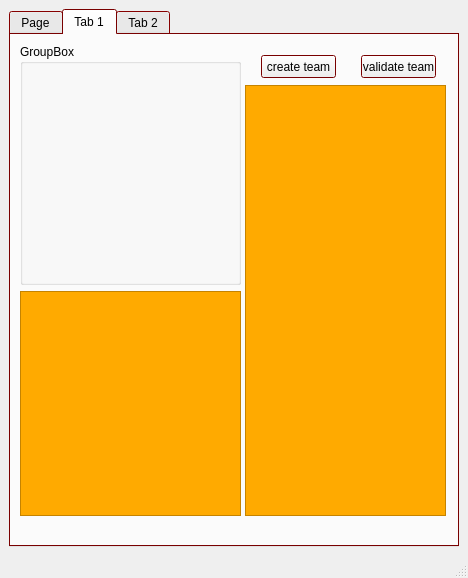
Old version of the form pokedex.ui in the repository RemiGuillard/poketroll.
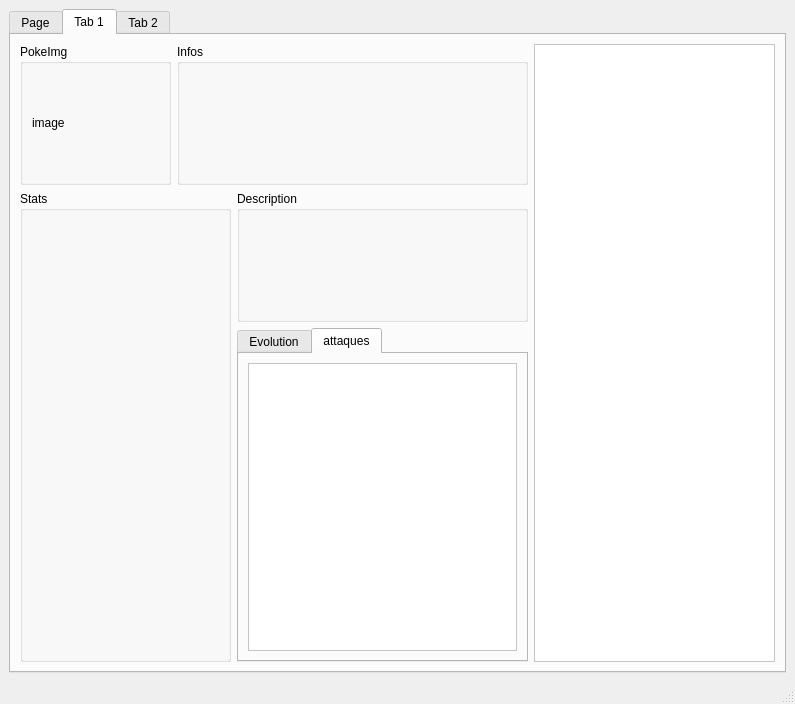
New version of the form.

Commit message: recuperation info pokemon : type + exp

Patch:
```diff
--- a/pokedex.ui
+++ b/pokedex.ui
@@ -6,22 +6,22 @@
    <rect>
     <x>0</x>
     <y>0</y>
-    <width>468</width>
-    <height>578</height>
+    <width>795</width>
+    <height>704</height>
    </rect>
   </property>
-  <property name="maximumSize">
+  <property name="minimumSize">
    <size>
-    <width>468</width>
-    <height>578</height>
+    <width>795</width>
+    <height>704</height>
    </size>
   </property>
   <property name="windowTitle">
    <string>MainWindow</string>
   </property>
   <widget class="QWidget" name="centralwidget">
-   <layout class="QHBoxLayout" name="horizontalLayout">
-    <item>
+   <layout class="QGridLayout" name="gridLayout_3">
+    <item row="0" column="0">
      <widget class="QTabWidget" name="tabWidget">
       <property name="minimumSize">
        <size>
@@ -44,9 +44,9 @@
          <colorrole role="Window">
           <brush brushstyle="SolidPattern">
            <color alpha="255">
-            <red>170</red>
-            <green>0</green>
-            <blue>0</blue>
+            <red>255</red>
+            <green>255</green>
+            <blue>255</blue>
            </color>
           </brush>
          </colorrole>
@@ -64,9 +64,9 @@
          <colorrole role="Window">
           <brush brushstyle="SolidPattern">
            <color alpha="255">
-            <red>170</red>
-            <green>0</green>
-            <blue>0</blue>
+            <red>255</red>
+            <green>255</green>
+            <blue>255</blue>
            </color>
           </brush>
          </colorrole>
@@ -75,18 +75,18 @@
          <colorrole role="Base">
           <brush brushstyle="SolidPattern">
            <color alpha="255">
-            <red>170</red>
-            <green>0</green>
-            <blue>0</blue>
+            <red>255</red>
+            <green>255</green>
+            <blue>255</blue>
            </color>
           </brush>
          </colorrole>
          <colorrole role="Window">
           <brush brushstyle="SolidPattern">
            <color alpha="255">
-            <red>170</red>
-            <green>0</green>
-            <blue>0</blue>
+            <red>255</red>
+            <green>255</green>
+            <blue>255</blue>
            </color>
           </brush>
          </colorrole>
@@ -100,274 +100,130 @@
        <attribute name="title">
         <string>Page</string>
        </attribute>
+       <widget class="QPushButton" name="pushButton">
+        <property name="geometry">
+         <rect>
+          <x>290</x>
+          <y>350</y>
+          <width>161</width>
+          <height>51</height>
+         </rect>
+        </property>
+        <property name="text">
+         <string>PushButton</string>
+        </property>
+       </widget>
       </widget>
       <widget class="QWidget" name="tab">
        <attribute name="title">
         <string>Tab 1</string>
        </attribute>
-       <widget class="QTextBrowser" name="textBrowser">
-        <property name="enabled">
-         <bool>false</bool>
-        </property>
-        <property name="geometry">
-         <rect>
-          <x>234</x>
-          <y>50</y>
-          <width>201</width>
-          <height>431</height>
-         </rect>
-        </property>
-        <property name="palette">
-         <palette>
-          <active>
-           <colorrole role="Base">
-            <brush brushstyle="SolidPattern">
-             <color alpha="255">
-              <red>255</red>
-              <green>255</green>
-              <blue>255</blue>
-             </color>
-            </brush>
-           </colorrole>
-           <colorrole role="Window">
-            <brush brushstyle="SolidPattern">
-             <color alpha="255">
-              <red>255</red>
-              <green>170</green>
-              <blue>0</blue>
-             </color>
-            </brush>
-           </colorrole>
-          </active>
-          <inactive>
-           <colorrole role="Base">
-            <brush brushstyle="SolidPattern">
-             <color alpha="255">
-              <red>255</red>
-              <green>255</green>
-              <blue>255</blue>
-             </color>
-            </brush>
-           </colorrole>
-           <colorrole role="Window">
-            <brush brushstyle="SolidPattern">
-             <color alpha="255">
-              <red>255</red>
-              <green>170</green>
-              <blue>0</blue>
-             </color>
-            </brush>
-           </colorrole>
-          </inactive>
-          <disabled>
-           <colorrole role="Base">
-            <brush brushstyle="SolidPattern">
-             <color alpha="255">
-              <red>255</red>
-              <green>170</green>
-              <blue>0</blue>
-             </color>
-            </brush>
-           </colorrole>
-           <colorrole role="Window">
-            <brush brushstyle="SolidPattern">
-             <color alpha="255">
-              <red>255</red>
-              <green>170</green>
-              <blue>0</blue>
-             </color>
-            </brush>
-           </colorrole>
-          </disabled>
-         </palette>
-        </property>
-       </widget>
-       <widget class="QTextBrowser" name="textBrowser_2">
-        <property name="enabled">
-         <bool>false</bool>
-        </property>
-        <property name="geometry">
-         <rect>
-          <x>9</x>
-          <y>256</y>
-          <width>221</width>
-          <height>225</height>
-         </rect>
-        </property>
-        <property name="palette">
-         <palette>
-          <active>
-           <colorrole role="Base">
-            <brush brushstyle="SolidPattern">
-             <color alpha="255">
-              <red>255</red>
-              <green>255</green>
-              <blue>255</blue>
-             </color>
-            </brush>
-           </colorrole>
-           <colorrole role="Window">
-            <brush brushstyle="SolidPattern">
-             <color alpha="255">
-              <red>255</red>
-              <green>170</green>
-              <blue>0</blue>
-             </color>
-            </brush>
-           </colorrole>
-          </active>
-          <inactive>
-           <colorrole role="Base">
-            <brush brushstyle="SolidPattern">
-             <color alpha="255">
-              <red>255</red>
-              <green>255</green>
-              <blue>255</blue>
-             </color>
-            </brush>
-           </colorrole>
-           <colorrole role="Window">
-            <brush brushstyle="SolidPattern">
-             <color alpha="255">
-              <red>255</red>
-              <green>170</green>
-              <blue>0</blue>
-             </color>
-            </brush>
-           </colorrole>
-          </inactive>
-          <disabled>
-           <colorrole role="Base">
-            <brush brushstyle="SolidPattern">
-             <color alpha="255">
-              <red>255</red>
-              <green>170</green>
-              <blue>0</blue>
-             </color>
-            </brush>
-           </colorrole>
-           <colorrole role="Window">
-            <brush brushstyle="SolidPattern">
-             <color alpha="255">
-              <red>255</red>
-              <green>170</green>
-              <blue>0</blue>
-             </color>
-            </brush>
-           </colorrole>
-          </disabled>
-         </palette>
-        </property>
-       </widget>
-       <widget class="QGroupBox" name="groupBox">
-        <property name="geometry">
-         <rect>
-          <x>9</x>
-          <y>9</y>
-          <width>221</width>
-          <height>241</height>
-         </rect>
-        </property>
-        <property name="minimumSize">
-         <size>
-          <width>221</width>
-          <height>241</height>
-         </size>
-        </property>
-        <property name="palette">
-         <palette>
-          <active>
-           <colorrole role="Base">
-            <brush brushstyle="SolidPattern">
-             <color alpha="255">
-              <red>255</red>
-              <green>255</green>
-              <blue>255</blue>
-             </color>
-            </brush>
-           </colorrole>
-           <colorrole role="Window">
-            <brush brushstyle="SolidPattern">
-             <color alpha="255">
-              <red>85</red>
-              <green>170</green>
-              <blue>0</blue>
-             </color>
-            </brush>
-           </colorrole>
-          </active>
-          <inactive>
-           <colorrole role="Base">
-            <brush brushstyle="SolidPattern">
-             <color alpha="255">
-              <red>255</red>
-              <green>255</green>
-              <blue>255</blue>
-             </color>
-            </brush>
-           </colorrole>
-           <colorrole role="Window">
-            <brush brushstyle="SolidPattern">
-             <color alpha="255">
-              <red>85</red>
-              <green>170</green>
-              <blue>0</blue>
-             </color>
-            </brush>
-           </colorrole>
-          </inactive>
-          <disabled>
-           <colorrole role="Base">
-            <brush brushstyle="SolidPattern">
-             <color alpha="255">
-              <red>85</red>
-              <green>170</green>
-              <blue>0</blue>
-             </color>
-            </brush>
-           </colorrole>
-           <colorrole role="Window">
-            <brush brushstyle="SolidPattern">
-             <color alpha="255">
-              <red>85</red>
-              <green>170</green>
-              <blue>0</blue>
-             </color>
-            </brush>
-           </colorrole>
-          </disabled>
-         </palette>
-        </property>
-        <property name="title">
-         <string>GroupBox</string>
-        </property>
-       </widget>
-       <widget class="QPushButton" name="pushButton">
-        <property name="geometry">
-         <rect>
-          <x>250</x>
-          <y>20</y>
-          <width>75</width>
-          <height>23</height>
-         </rect>
-        </property>
-        <property name="text">
-         <string>create team</string>
-        </property>
-       </widget>
-       <widget class="QPushButton" name="pushButton_2">
-        <property name="geometry">
-         <rect>
-          <x>350</x>
-          <y>20</y>
-          <width>75</width>
-          <height>23</height>
-         </rect>
-        </property>
-        <property name="text">
-         <string>validate team</string>
-        </property>
-       </widget>
+       <layout class="QGridLayout" name="gridLayout">
+        <item row="0" column="0">
+         <widget class="QGroupBox" name="pokeImg">
+          <property name="minimumSize">
+           <size>
+            <width>151</width>
+            <height>141</height>
+           </size>
+          </property>
+          <property name="title">
+           <string>PokeImg</string>
+          </property>
+          <layout class="QHBoxLayout" name="horizontalLayout">
+           <item>
+            <widget class="QLabel" name="label">
+             <property name="text">
+              <string>image</string>
+             </property>
+            </widget>
+           </item>
+          </layout>
+         </widget>
+        </item>
+        <item row="0" column="1" colspan="2">
+         <widget class="QGroupBox" name="pokeIdNom">
+          <property name="minimumSize">
+           <size>
+            <width>351</width>
+            <height>141</height>
+           </size>
+          </property>
+          <property name="title">
+           <string>Infos</string>
+          </property>
+         </widget>
+        </item>
+        <item row="0" column="3" rowspan="3">
+         <widget class="QListWidget" name="pokeList">
+          <property name="minimumSize">
+           <size>
+            <width>241</width>
+            <height>571</height>
+           </size>
+          </property>
+         </widget>
+        </item>
+        <item row="1" column="0" rowspan="2" colspan="2">
+         <widget class="QGroupBox" name="pokeStats">
+          <property name="minimumSize">
+           <size>
+            <width>211</width>
+            <height>411</height>
+           </size>
+          </property>
+          <property name="title">
+           <string>Stats</string>
+          </property>
+         </widget>
+        </item>
+        <item row="1" column="2">
+         <widget class="QGroupBox" name="pokeDescription">
+          <property name="minimumSize">
+           <size>
+            <width>281</width>
+            <height>131</height>
+           </size>
+          </property>
+          <property name="title">
+           <string>Description</string>
+          </property>
+         </widget>
+        </item>
+        <item row="2" column="2">
+         <widget class="QTabWidget" name="pokeEvoAttack">
+          <property name="minimumSize">
+           <size>
+            <width>281</width>
+            <height>261</height>
+           </size>
+          </property>
+          <property name="currentIndex">
+           <number>1</number>
+          </property>
+          <widget class="QWidget" name="pokeEvo">
+           <attribute name="title">
+            <string>Evolution</string>
+           </attribute>
+           <layout class="QHBoxLayout" name="horizontalLayout_2">
+            <item>
+             <widget class="QListWidget" name="listEvo"/>
+            </item>
+           </layout>
+          </widget>
+          <widget class="QWidget" name="pokeAttack">
+           <attribute name="title">
+            <string>attaques</string>
+           </attribute>
+           <layout class="QHBoxLayout" name="horizontalLayout_3">
+            <item>
+             <widget class="QListWidget" name="listAttack"/>
+            </item>
+           </layout>
+          </widget>
+         </widget>
+        </item>
+       </layout>
       </widget>
       <widget class="QWidget" name="tab_2">
        <attribute name="title">
```
Left out of the diff: 2 changed lines with no effect on the pictures. The commit also changes 5 other files.
